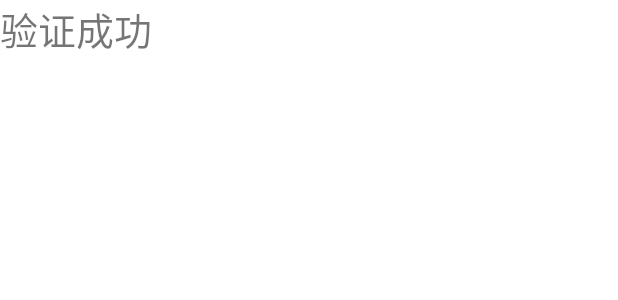
After one commit to Shadowmirror/DragonLi, an Android app: the layout activity_secret.xml on its own in the app's theme, with its tools: preview values and no code run, on a phone screen of 412 x 824 dp. The commit adds this screen. Shown: the top 300 px of the screen. Run offline under Robolectric (Android 15) with nearby library versions, the phone set to English and light mode, and no system bars.

Commit message:
指纹识别 Demo 运行成功

```diff
--- a/app/build.gradle
+++ b/app/build.gradle
@@ -28,7 +28,8 @@ android {
 }
 
 dependencies {
-
+    // 设备指纹包
+    implementation "androidx.biometric:biometric:1.1.0"
     implementation 'org.litepal.guolindev:core:3.2.3'
     implementation 'androidx.appcompat:appcompat:1.2.0'
     implementation 'com.google.android.material:material:1.3.0'
--- a/app/src/main/AndroidManifest.xml
+++ b/app/src/main/AndroidManifest.xml
@@ -11,6 +11,9 @@
         android:supportsRtl="true"
         android:theme="@style/Theme.DragonLi">
         <activity
+            android:name=".activity.SecretActivity"
+            android:exported="false" />
+        <activity
             android:name=".activity.MainActivity"
             android:exported="false" />
         <activity
@@ -23,6 +26,9 @@
             android:parentActivityName=".activity.MainActivity" />
         <activity
             android:name=".activity.LoginActivity"
+            android:parentActivityName=".activity.MainActivity" />
+        <activity
+            android:name=".activity.FingerLoginActivity"
             android:label="DragonLi">
             <intent-filter>
                 <action android:name="android.intent.action.MAIN" />
--- /dev/null
+++ b/app/src/main/res/layout/activity_secret.xml
@@ -0,0 +1,15 @@
+<?xml version="1.0" encoding="utf-8"?>
+<LinearLayout xmlns:android="http://schemas.android.com/apk/res/android"
+    xmlns:app="http://schemas.android.com/apk/res-auto"
+    xmlns:tools="http://schemas.android.com/tools"
+    android:layout_width="match_parent"
+    android:layout_height="match_parent"
+    android:orientation="vertical"
+    tools:context=".activity.SecretActivity">
+
+    <TextView
+        android:layout_width="match_parent"
+        android:layout_height="wrap_content"
+        android:text="验证成功"
+        android:textSize="25sp" />
+</LinearLayout>
```
Also changed, not shown: app/src/main/java/miao/kmirror/dragonli/activity/FingerLoginActivity.java (added, +71 -0 lines), app/src/main/java/miao/kmirror/dragonli/activity/LoginActivity.java (+4 -20 lines), app/src/main/java/miao/kmirror/dragonli/activity/SecretActivity.java (added, +25 -0 lines), app/src/main/res/layout/activity_finger_login.xml (added, +16 -0 lines), app/src/main/res/drawable/finger.png (added), app/src/main/res/drawable/ic_fp_40px.png (added).
